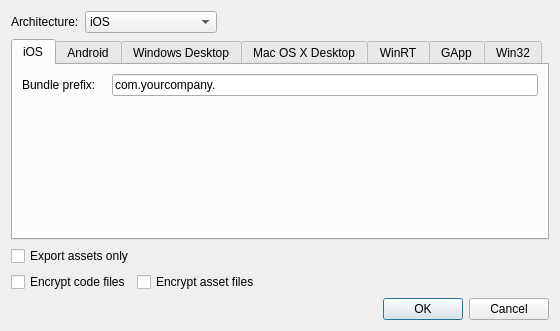
First picture: the form in ui/exportprojectdialog.ui, repository gideros/gideros, before the edit.
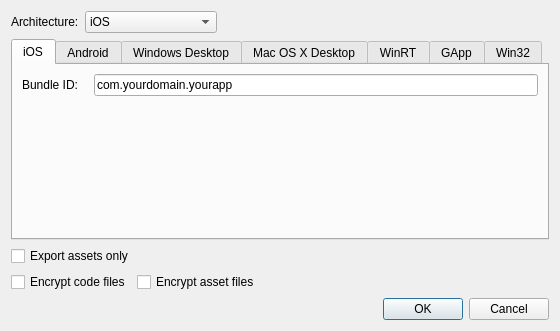
Second picture: the form after the edit. The open tabs and pages were chosen to show the change.

Commit message: [gdrexport] ios provide full bundle

```diff
--- a/ui/exportprojectdialog.ui
+++ b/ui/exportprojectdialog.ui
@@ -107,14 +107,14 @@
          <item>
           <widget class="QLabel" name="label">
            <property name="text">
-            <string>Bundle prefix:   </string>
+            <string>Bundle ID:   </string>
            </property>
           </widget>
          </item>
          <item>
           <widget class="QLineEdit" name="ios_bundle">
            <property name="text">
-            <string>com.yourcompany.</string>
+            <string>com.yourdomain.yourapp</string>
            </property>
           </widget>
          </item>
```
Left out of the diff: 4 changed lines with no effect on the pictures. The commit also changes 1 other file.
